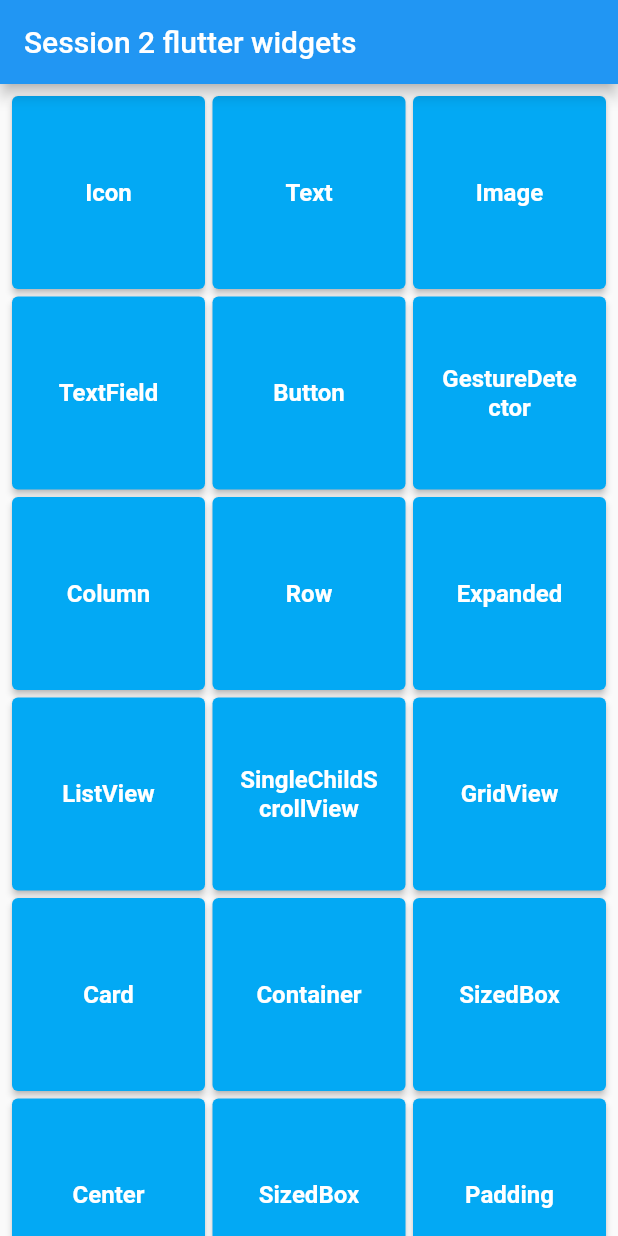
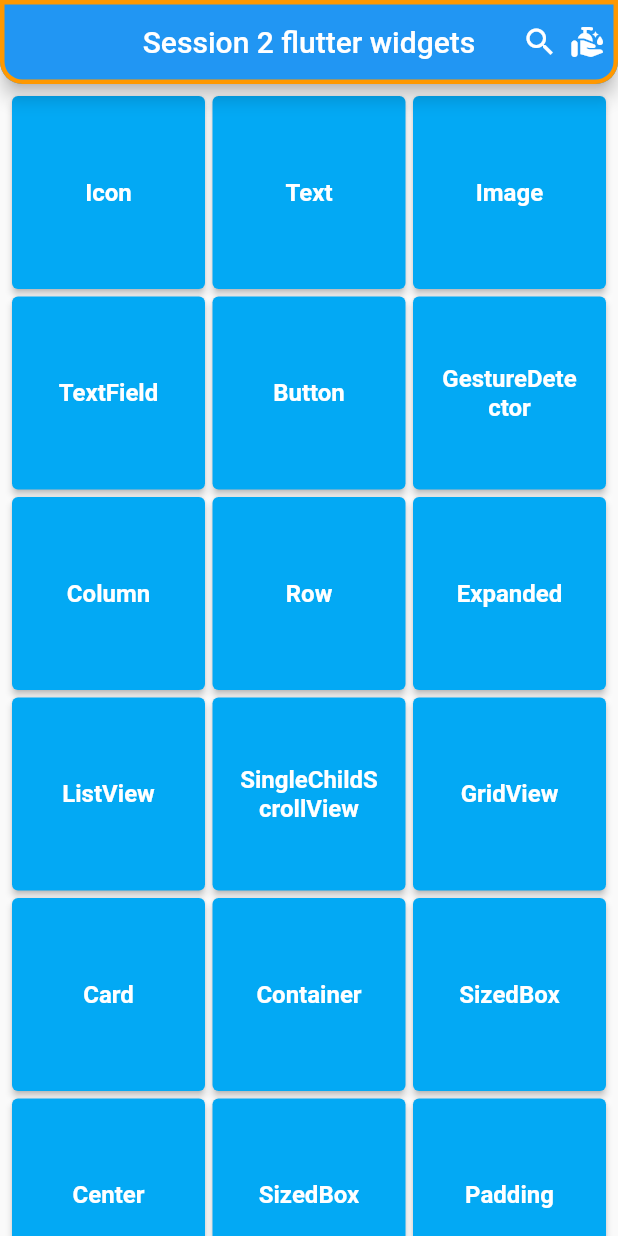
Before and after one commit to sherifhasan/flutter_introduction, a Flutter app: the screen it shows after launch, on a phone screen of 412 x 824 dp. Run offline on Flutter 3.47's test engine with Material 2 defaults, Android fonts, the phone set to English and light mode, and no system bars.

```diff
--- a/lib/main.dart
+++ b/lib/main.dart
@@ -1,10 +1,12 @@
 import 'package:flutter/material.dart';
+import 'package:widgets_samples/widgets/image.dart';
 import 'package:widgets_samples/widgets/row.dart';
 
 import 'widgets/icon.dart';
 import 'widgets/text.dart';
 
 void main() {
+  //this fun is to start our app.
   runApp(MyApp());
 }
 
@@ -12,11 +14,18 @@ class MyApp extends StatelessWidget {
   // This widget is the root of your application.
   @override
   Widget build(BuildContext context) {
+    //every app should have a MaterialApp widget.
     return MaterialApp(
+      //the title of the app.
       title: 'Flutter Demo',
+      //this attr is to show or hide debug banner from  your app.
+      debugShowCheckedModeBanner: false,
+      //with this attr you can customize your app theme if u want.
       theme: ThemeData(
+        // this attr is to customize the primary swatch of the app.
         primarySwatch: Colors.blue,
       ),
+      //every material app should have a home widget which is the start of is app (eg. Splash screen).
       home: MyHomePage(title: 'Flutter Demo Home Page'),
     );
   }
@@ -33,11 +42,28 @@ class MyHomePage extends StatelessWidget {
           // Here we take the value from the MyHomePage object that was created by
           // the App.build method, and use it to set our appbar title.
           title: Text('Session 2 flutter widgets'),
+          centerTitle: true,
+          elevation: 5,
+          actions: [
+            Icon(Icons.search),
+            Padding(
+              padding: EdgeInsets.all(8),
+              child: Icon(Icons.clean_hands_rounded),
+            )
+          ],
+          shape: RoundedRectangleBorder(
+              borderRadius: BorderRadius.only(
+                  bottomLeft: Radius.circular(15),
+                  bottomRight: Radius.circular(15)),
+              side: BorderSide(color: Colors.orange, width: 3)),
         ),
         body: GridView.count(
           crossAxisCount: 3,
           mainAxisSpacing: 5,
           crossAxisSpacing: 5,
+          shrinkWrap: true,
+          reverse: false,
+          childAspectRatio: 1,
           padding: EdgeInsets.all(8),
           children: [
             GridItemChild(
@@ -60,7 +86,12 @@ class MyHomePage extends StatelessWidget {
             ),
             GridItemChild(
               title: 'Image',
-              onPressed: () {},
+              onPressed: () {
+                Navigator.push(
+                    context,
+                    MaterialPageRoute(
+                        builder: (context) => ImageWidget(title: 'Image')));
+              },
             ),
             GridItemChild(
               title: 'TextField',
--- a/pubspec.yaml
+++ b/pubspec.yaml
@@ -45,9 +45,9 @@ flutter:
   uses-material-design: true
 
   # To add assets to your application, add an assets section, like this:
-  # assets:
-  #   - images/a_dot_burr.jpeg
-  #   - images/a_dot_ham.jpeg
+  assets:
+    - assets/images/banner_image.jpg
+
 
   # An image asset can refer to one or more resolution-specific "variants", see
   # https://flutter.dev/assets-and-images/#resolution-aware.
```
Also changed, not shown: lib/widgets/image.dart (added, +29 -0 lines), assets/images/banner_image.jpg (added).
